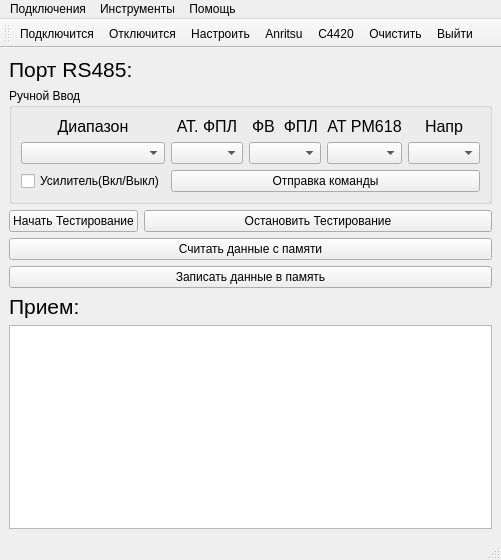
Above: mainwindow.ui from Gorillza/GUIComPort before the change. Below: the same form after it.
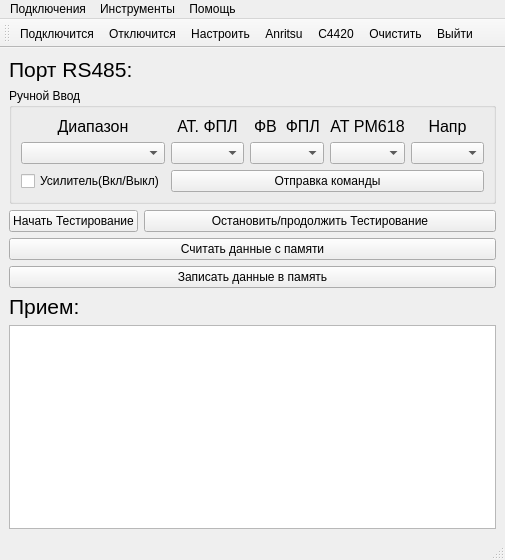
That is the form after the change. Icons and pictures are not drawn.

Patch:
```diff
--- a/mainwindow.ui
+++ b/mainwindow.ui
@@ -6,7 +6,7 @@
    <rect>
     <x>0</x>
     <y>0</y>
-    <width>490</width>
+    <width>505</width>
     <height>560</height>
    </rect>
   </property>
@@ -196,7 +196,7 @@
           <item row="0" column="1">
            <widget class="QPushButton" name="pushButton_2">
             <property name="text">
-             <string>Остановить Тестирование</string>
+             <string>Остановить/продолжить Тестирование</string>
             </property>
            </widget>
           </item>
@@ -241,8 +241,8 @@
     <rect>
      <x>0</x>
      <y>0</y>
-     <width>490</width>
-     <height>21</height>
+     <width>505</width>
+     <height>20</height>
     </rect>
    </property>
    <widget class="QMenu" name="menuCalls">
```
